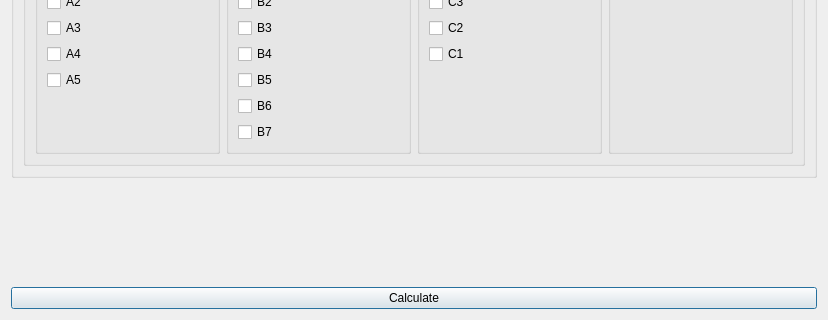
Before: the Qt Designer form SIM-VICUS/src/SVLcaLccSettingsDialog.ui in ghorwin/SIM-VICUS, drawn with Qt 5; both pictures show x 0 to 828 and y 581 to 901 of the 828 by 901 pixel window.
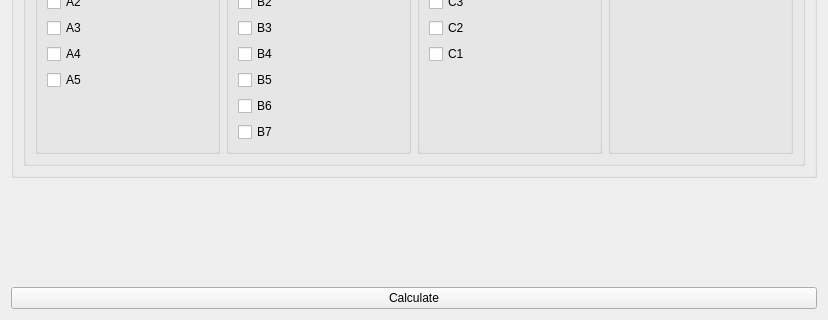
After: the same form once the commit is applied. Custom widgets are drawn as their Qt base class.

```diff
--- a/SIM-VICUS/src/SVLcaLccSettingsDialog.ui
+++ b/SIM-VICUS/src/SVLcaLccSettingsDialog.ui
@@ -1,7 +1,7 @@
 <?xml version="1.0" encoding="UTF-8"?>
 <ui version="4.0">
  <class>SVLcaLccSettingsDialog</class>
- <widget class="QDialog" name="SVLcaLccSettingsDialog">
+ <widget class="QWidget" name="SVLcaLccSettingsDialog">
   <property name="geometry">
    <rect>
     <x>0</x>
```
